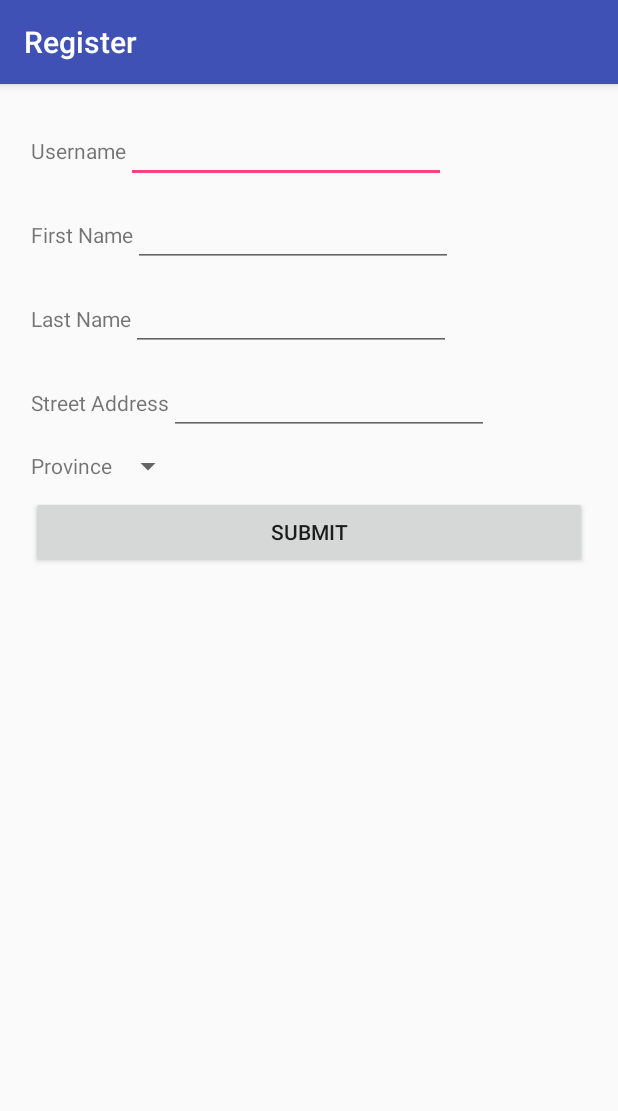
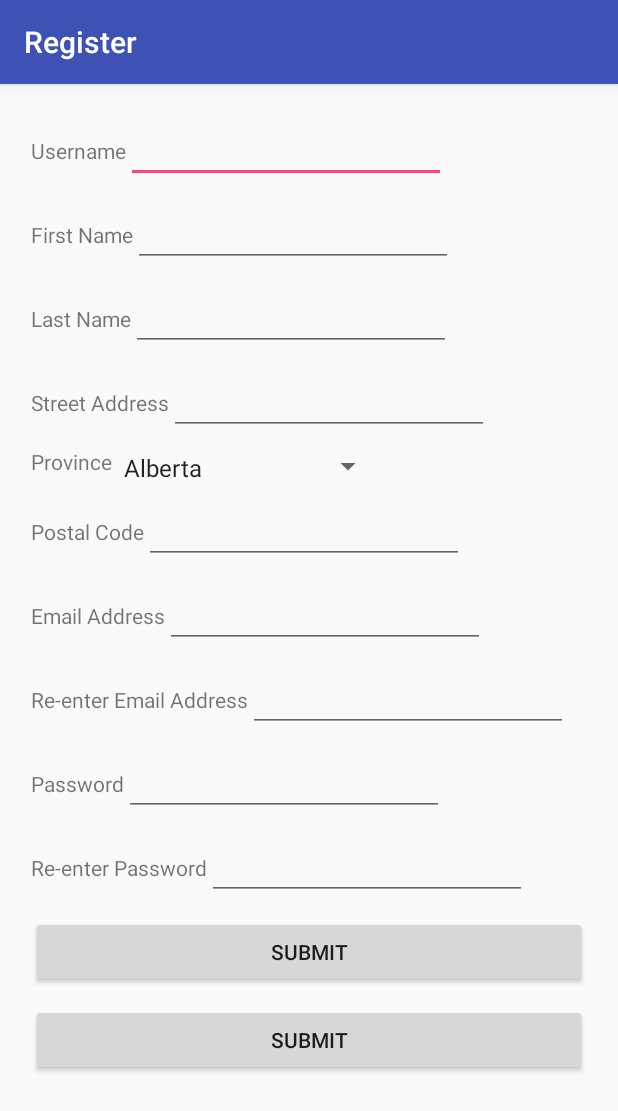
Before and after one commit to Yodilicious/Netalu, an Android app: the RegistrationActivity screen opened directly, with no data from a screen before it, on a phone screen of 412 x 824 dp. Shown: the top 1111 px of the screen. Run offline under Robolectric (Android 15) with nearby library versions, the phone set to English and light mode, and no system bars.

Commit message:
Finished form fields in Restration Activity

```diff
--- a/app/src/main/java/com/netalu/netaluapp/RegistrationActivity.java
+++ b/app/src/main/java/com/netalu/netaluapp/RegistrationActivity.java
@@ -17,7 +17,7 @@ public class RegistrationActivity extends AppCompatActivity implements AdapterVi
         super.onCreate(savedInstanceState);
         setContentView(R.layout.activity_registration);
 
-        spinner = (Spinner)findViewById(R.id.spinner);
+        spinner = (Spinner)findViewById(R.id.provinceSpinner);
         ArrayAdapter<String> adapter = new ArrayAdapter<String>(RegistrationActivity.this,
                 android.R.layout.simple_spinner_item,paths);
 
--- a/app/src/main/res/layout/activity_registration.xml
+++ b/app/src/main/res/layout/activity_registration.xml
@@ -6,25 +6,24 @@
     android:layout_height="match_parent"
     tools:context="com.netalu.netaluapp.RegistrationActivity">
 
-    <RelativeLayout
-        xmlns:android="http://schemas.android.com/apk/res/android"
+    <RelativeLayout xmlns:android="http://schemas.android.com/apk/res/android"
         android:layout_width="fill_parent"
         android:layout_height="fill_parent">
 
         <LinearLayout
+            android:id="@+id/linearLayout2"
             android:layout_width="match_parent"
             android:layout_height="wrap_content"
+            android:layout_alignParentTop="true"
+            android:gravity="bottom"
             android:orientation="vertical"
-            android:gravity="bottom"
-            android:layout_alignParentTop="true"
-            android:padding="15dp"
-            android:id="@+id/linearLayout2">
+            android:padding="15dp">
 
             <LinearLayout
                 android:layout_width="match_parent"
                 android:layout_height="wrap_content"
+                android:gravity="bottom"
                 android:orientation="horizontal"
-                android:gravity="bottom"
                 android:padding="5dp">
 
                 <TextView
@@ -45,8 +44,8 @@
             <LinearLayout
                 android:layout_width="match_parent"
                 android:layout_height="wrap_content"
+                android:gravity="bottom"
                 android:orientation="horizontal"
-                android:gravity="bottom"
                 android:padding="5dp">
 
                 <TextView
@@ -68,8 +67,8 @@
             <LinearLayout
                 android:layout_width="match_parent"
                 android:layout_height="wrap_content"
+                android:gravity="bottom"
                 android:orientation="horizontal"
-                android:gravity="bottom"
                 android:padding="5dp">
 
                 <TextView
@@ -90,8 +89,8 @@
             <LinearLayout
                 android:layout_width="match_parent"
                 android:layout_height="wrap_content"
+                android:gravity="bottom"
                 android:orientation="horizontal"
-                android:gravity="bottom"
                 android:padding="5dp">
 
                 <TextView
@@ -112,8 +111,8 @@
             <LinearLayout
                 android:layout_width="match_parent"
                 android:layout_height="wrap_content"
+                android:gravity="bottom"
                 android:orientation="horizontal"
-                android:gravity="bottom"
                 android:padding="5dp">
 
                 <TextView
@@ -132,8 +131,115 @@
             <LinearLayout
                 android:layout_width="match_parent"
                 android:layout_height="wrap_content"
+                android:gravity="bottom"
                 android:orientation="horizontal"
+                android:padding="5dp">
+
+                <TextView
+                    android:id="@+id/postalCodeTextView"
+                    android:layout_width="wrap_content"
+                    android:layout_height="wrap_content"
+                    android:text="Postal Code" />
+
+                <EditText
+                    android:id="@+id/postalCodeTextEdit"
+                    android:layout_width="wrap_content"
+                    android:layout_height="wrap_content"
+                    android:ems="10"
+                    android:inputType="textPostalAddress" />
+
+            </LinearLayout>
+
+            <LinearLayout
+                android:layout_width="match_parent"
+                android:layout_height="wrap_content"
                 android:gravity="bottom"
+                android:orientation="horizontal"
+                android:padding="5dp">
+
+                <TextView
+                    android:id="@+id/emailTextView"
+                    android:layout_width="wrap_content"
+                    android:layout_height="wrap_content"
+                    android:text="Email Address" />
+
+                <EditText
+                    android:id="@+id/emailTextEdit"
+                    android:layout_width="wrap_content"
+                    android:layout_height="wrap_content"
+                    android:ems="10"
+                    android:inputType="textEmailAddress" />
+                </LinearLayout>
+
+                <LinearLayout
+                    android:layout_width="match_parent"
+                    android:layout_height="wrap_content"
+                    android:gravity="bottom"
+                    android:orientation="horizontal"
+                    android:padding="5dp">
+
+                    <TextView
+                        android:id="@+id/email2TextView"
+                        android:layout_width="wrap_content"
+                        android:layout_height="wrap_content"
+                        android:text="Re-enter Email Address" />
+
+                    <EditText
+                        android:id="@+id/email2TextEdit"
+                        android:layout_width="wrap_content"
+                        android:layout_height="wrap_content"
+                        android:ems="10"
+                        android:inputType="textEmailAddress" />
+                </LinearLayout>
+
+                <LinearLayout
+                    android:layout_width="match_parent"
+                    android:layout_height="wrap_content"
+                    android:gravity="bottom"
+                    android:orientation="horizontal"
+                    android:padding="5dp">
+
+                    <TextView
+                        android:id="@+id/passwordTextView"
+                        android:layout_width="wrap_content"
+                        android:layout_height="wrap_content"
+                        android:text="Password" />
+
+                    <EditText
+                        android:id="@+id/passwordTextEdit"
+                        android:layout_width="wrap_content"
+                        android:layout_height="wrap_content"
+                        android:ems="10"
+                        android:inputType="textPassword" />
+
+                </LinearLayout>
+
+                <LinearLayout
+                    android:layout_width="match_parent"
+                    android:layout_height="wrap_content"
+                    android:gravity="bottom"
+                    android:orientation="horizontal"
+                    android:padding="5dp">
+
+                    <TextView
+                        android:id="@+id/password2TextView"
+                        android:layout_width="wrap_content"
+                        android:layout_height="wrap_content"
+                        android:text="Re-enter Password" />
+
+                    <EditText
+                        android:id="@+id/password2TextEdit"
+                        android:layout_width="wrap_content"
+                        android:layout_height="wrap_content"
+                        android:ems="10"
+                        android:inputType="textPassword" />
+                </LinearLayout>
+
+            <LinearLayout
+                android:layout_width="match_parent"
+                android:layout_height="wrap_content"
+                android:gravity="bottom"
+                android:orientation="horizontal"
                 android:padding="5dp">
 
                 <Button
@@ -145,6 +251,21 @@
 
             </LinearLayout>
 
+                <LinearLayout
+                    android:layout_width="match_parent"
+                    android:layout_height="wrap_content"
+                    android:gravity="bottom"
+                    android:orientation="horizontal"
+                    android:padding="5dp">
+
+                    <Button
+                        android:id="@+id/submitButton"
+                        android:layout_width="match_parent"
+                        android:layout_height="wrap_content"
+                        android:layout_weight="0.5"
+                        android:text="Submit" />
+
+            </LinearLayout>
 
         </LinearLayout>
 
```
